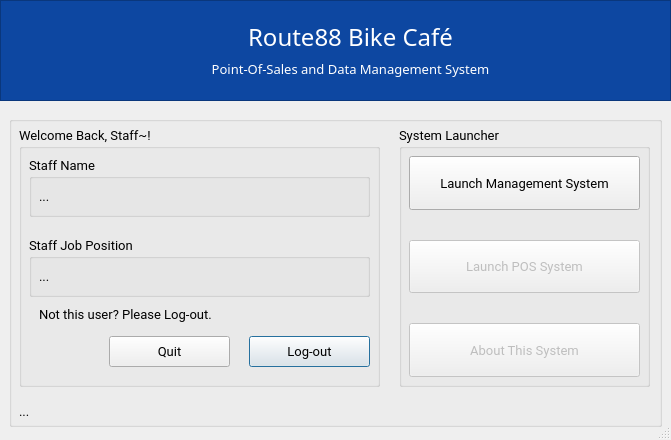
Old version of the form PyQt5 Backend and FrontEnd Design/Route88_ControllerCmpnt.ui in the repository CodexLink/Route88_HybridBusinessSystem.
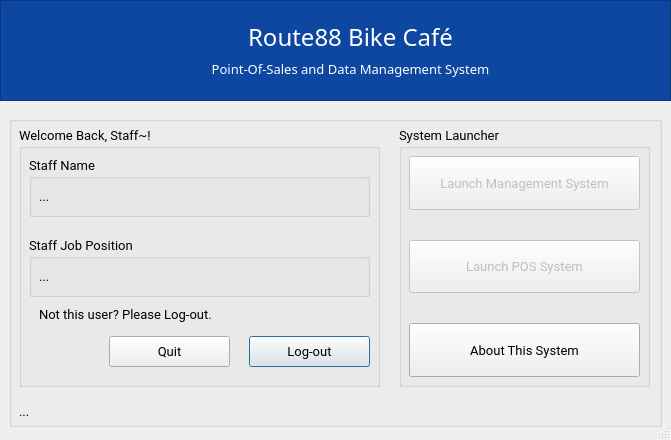
New version of the form. Icons and pictures are not drawn.

Commit message:
[Project Progression] Implement Job Position Sens at Controller Window
Some people cannot use other systems with respect to their job position from the store.

Patch:
```diff
--- a/PyQt5 Backend and FrontEnd Design/Route88_ControllerCmpnt.ui
+++ b/PyQt5 Backend and FrontEnd Design/Route88_ControllerCmpnt.ui
@@ -319,7 +319,10 @@
        </widget>
       </item>
       <item row="0" column="0">
-       <widget class="QPushButton" name="ctrl_ManageSystem">
+       <widget class="QPushButton" name="ctrl_ManagementSystem">
+        <property name="enabled">
+         <bool>false</bool>
+        </property>
         <property name="sizePolicy">
          <sizepolicy hsizetype="Ignored" vsizetype="Preferred">
           <horstretch>0</horstretch>
@@ -339,7 +342,7 @@
       <item row="2" column="0">
        <widget class="QPushButton" name="ctrl_AboutSystem">
         <property name="enabled">
-         <bool>false</bool>
+         <bool>true</bool>
         </property>
         <property name="sizePolicy">
          <sizepolicy hsizetype="Ignored" vsizetype="Preferred">
```
Left out of the diff: 2 changed lines with no effect on the pictures. The commit also changes 2 other files.
